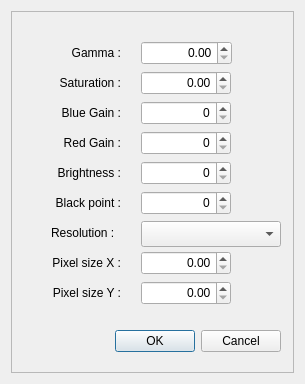
Qt form SVBonyCamera.ui (rpineau/SVBony) before a commit.
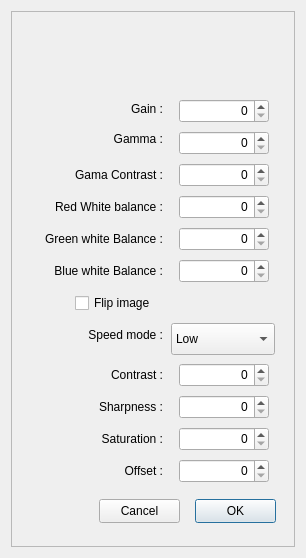
The same form after that commit. Icons and pictures are not drawn. Custom widgets are drawn as their Qt base class.

Commit message: Started adding code to do the settings dialog. Also discovered the SVB_EXPOSURE_STATUS doesn't work

Patch:
```diff
--- a/SVBonyCamera.ui
+++ b/SVBonyCamera.ui
@@ -6,10 +6,22 @@
    <rect>
     <x>0</x>
     <y>0</y>
-    <width>305</width>
-    <height>384</height>
+    <width>306</width>
+    <height>558</height>
    </rect>
   </property>
+  <property name="minimumSize">
+   <size>
+    <width>306</width>
+    <height>558</height>
+   </size>
+  </property>
+  <property name="maximumSize">
+   <size>
+    <width>306</width>
+    <height>558</height>
+   </size>
+  </property>
   <property name="windowTitle">
    <string>X2 Camera User Interface Example</string>
   </property>
@@ -22,43 +34,17 @@
      <property name="frameShadow">
       <enum>QFrame::Raised</enum>
      </property>
-     <widget class="QDoubleSpinBox" name="doubleSpinBox">
-      <property name="geometry">
-       <rect>
-        <x>130</x>
-        <y>30</y>
-        <width>91</width>
-        <height>24</height>
-       </rect>
-      </property>
-      <property name="alignment">
-       <set>Qt::AlignRight|Qt::AlignTrailing|Qt::AlignVCenter</set>
-      </property>
-     </widget>
      <widget class="QLabel" name="label_2">
       <property name="geometry">
        <rect>
-        <x>50</x>
-        <y>30</y>
-        <width>60</width>
+        <x>40</x>
+        <y>86</y>
+        <width>112</width>
         <height>24</height>
        </rect>
       </property>
       <property name="text">
-       <string>Gamma :</string>
-      </property>
-      <property name="alignment">
-       <set>Qt::AlignRight|Qt::AlignTrailing|Qt::AlignVCenter</set>
-      </property>
-     </widget>
-     <widget class="QDoubleSpinBox" name="doubleSpinBox_2">
-      <property name="geometry">
-       <rect>
-        <x>130</x>
-        <y>60</y>
-        <width>90</width>
-        <height>24</height>
-       </rect>
+       <string>Gain :</string>
       </property>
       <property name="alignment">
        <set>Qt::AlignRight|Qt::AlignTrailing|Qt::AlignVCenter</set>
@@ -67,14 +53,14 @@
      <widget class="QLabel" name="label_3">
       <property name="geometry">
        <rect>
-        <x>40</x>
-        <y>60</y>
-        <width>70</width>
+        <x>32</x>
+        <y>116</y>
+        <width>120</width>
         <height>24</height>
        </rect>
       </property>
       <property name="text">
-       <string>Saturation :</string>
+       <string>Gamma :</string>
       </property>
       <property name="alignment">
        <set>Qt::AlignRight|Qt::AlignTrailing|Qt::AlignVCenter</set>
@@ -83,14 +69,14 @@
      <widget class="QLabel" name="label_4">
       <property name="geometry">
        <rect>
-        <x>40</x>
-        <y>120</y>
-        <width>70</width>
+        <x>0</x>
+        <y>184</y>
+        <width>152</width>
         <height>24</height>
        </rect>
       </property>
       <property name="text">
-       <string>Red Gain :</string>
+       <string>Red White balance :</string>
       </property>
       <property name="alignment">
        <set>Qt::AlignRight|Qt::AlignTrailing|Qt::AlignVCenter</set>
@@ -99,14 +85,14 @@
      <widget class="QLabel" name="label">
       <property name="geometry">
        <rect>
-        <x>40</x>
-        <y>90</y>
-        <width>70</width>
+        <x>16</x>
+        <y>152</y>
+        <width>136</width>
         <height>24</height>
        </rect>
       </property>
       <property name="text">
-       <string>Blue Gain :</string>
+       <string>Gama Contrast :</string>
       </property>
       <property name="alignment">
        <set>Qt::AlignRight|Qt::AlignTrailing|Qt::AlignVCenter</set>
@@ -115,53 +101,30 @@
      <widget class="QLabel" name="label_5">
       <property name="geometry">
        <rect>
-        <x>40</x>
-        <y>150</y>
-        <width>70</width>
+        <x>8</x>
+        <y>216</y>
+        <width>144</width>
         <height>24</height>
        </rect>
       </property>
       <property name="text">
-       <string>Brightness :</string>
+       <string>Green white Balance :</string>
       </property>
       <property name="alignment">
        <set>Qt::AlignRight|Qt::AlignTrailing|Qt::AlignVCenter</set>
       </property>
      </widget>
-     <widget class="QLabel" name="label_6">
-      <property name="geometry">
-       <rect>
-        <x>40</x>
-        <y>210</y>
-        <width>70</width>
-        <height>24</height>
-       </rect>
-      </property>
-      <property name="text">
-       <string>Resolution :</string>
-      </property>
-     </widget>
-     <widget class="QComboBox" name="comboBox">
-      <property name="geometry">
-       <rect>
-        <x>130</x>
-        <y>210</y>
-        <width>140</width>
-        <height>26</height>
-       </rect>
-      </property>
-     </widget>
      <widget class="QLabel" name="label_8">
       <property name="geometry">
        <rect>
-        <x>30</x>
-        <y>180</y>
-        <width>80</width>
+        <x>32</x>
+        <y>312</y>
+        <width>120</width>
         <height>24</height>
        </rect>
       </property>
       <property name="text">
-       <string>Black point :</string>
+       <string>Speed mode :</string>
       </property>
       <property name="alignment">
        <set>Qt::AlignRight|Qt::AlignTrailing|Qt::AlignVCenter</set>
@@ -170,8 +133,8 @@
      <widget class="QSpinBox" name="spinBox">
       <property name="geometry">
        <rect>
-        <x>130</x>
-        <y>90</y>
+        <x>168</x>
+        <y>88</y>
         <width>90</width>
         <height>24</height>
        </rect>
@@ -183,7 +146,7 @@
      <widget class="QSpinBox" name="spinBox_2">
       <property name="geometry">
        <rect>
-        <x>130</x>
+        <x>168</x>
         <y>120</y>
         <width>90</width>
         <height>24</height>
@@ -196,8 +159,8 @@
      <widget class="QSpinBox" name="spinBox_3">
       <property name="geometry">
        <rect>
-        <x>130</x>
-        <y>150</y>
+        <x>168</x>
+        <y>152</y>
         <width>90</width>
         <height>24</height>
        </rect>
@@ -209,8 +172,8 @@
      <widget class="QSpinBox" name="spinBox_4">
       <property name="geometry">
        <rect>
-        <x>130</x>
-        <y>180</y>
+        <x>168</x>
+        <y>184</y>
         <width>90</width>
         <height>24</height>
        </rect>
@@ -219,27 +182,40 @@
        <set>Qt::AlignRight|Qt::AlignTrailing|Qt::AlignVCenter</set>
       </property>
      </widget>
-     <widget class="QLabel" name="label_7">
+     <widget class="QSpinBox" name="spinBox_5">
       <property name="geometry">
        <rect>
-        <x>30</x>
-        <y>240</y>
-        <width>80</width>
+        <x>168</x>
+        <y>216</y>
+        <width>90</width>
         <height>24</height>
        </rect>
       </property>
+      <property name="alignment">
+       <set>Qt::AlignRight|Qt::AlignTrailing|Qt::AlignVCenter</set>
+      </property>
+     </widget>
+     <widget class="QLabel" name="label_6">
+      <property name="geometry">
+       <rect>
+        <x>8</x>
+        <y>248</y>
+        <width>144</width>
+        <height>24</height>
+       </rect>
+      </property>
       <property name="text">
-       <string>Pixel size X :</string>
+       <string>Blue white Balance :</string>
       </property>
       <property name="alignment">
        <set>Qt::AlignRight|Qt::AlignTrailing|Qt::AlignVCenter</set>
       </property>
      </widget>
-     <widget class="QDoubleSpinBox" name="doubleSpinBox_3">
+     <widget class="QSpinBox" name="spinBox_6">
       <property name="geometry">
        <rect>
-        <x>130</x>
-        <y>240</y>
+        <x>168</x>
+        <y>248</y>
         <width>90</width>
         <height>24</height>
        </rect>
@@ -248,27 +224,107 @@
        <set>Qt::AlignRight|Qt::AlignTrailing|Qt::AlignVCenter</set>
       </property>
      </widget>
+     <widget class="QPushButton" name="pushButtonOK">
+      <property name="geometry">
+       <rect>
+        <x>184</x>
+        <y>488</y>
+        <width>81</width>
+        <height>24</height>
+       </rect>
+      </property>
+      <property name="text">
+       <string>OK</string>
+      </property>
+     </widget>
+     <widget class="QPushButton" name="pushButtonCancel">
+      <property name="geometry">
+       <rect>
+        <x>88</x>
+        <y>488</y>
+        <width>81</width>
+        <height>24</height>
+       </rect>
+      </property>
+      <property name="text">
+       <string>Cancel</string>
+      </property>
+     </widget>
+     <widget class="QCheckBox" name="checkBox">
+      <property name="geometry">
+       <rect>
+        <x>64</x>
+        <y>280</y>
+        <width>86</width>
+        <height>24</height>
+       </rect>
+      </property>
+      <property name="text">
+       <string>Flip image</string>
+      </property>
+     </widget>
+     <widget class="QComboBox" name="comboBox">
+      <property name="geometry">
+       <rect>
+        <x>160</x>
+        <y>312</y>
+        <width>104</width>
+        <height>32</height>
+       </rect>
+      </property>
+      <item>
+       <property name="text">
+        <string>Low</string>
+       </property>
+      </item>
+      <item>
+       <property name="text">
+        <string>Medium</string>
+       </property>
+      </item>
+      <item>
+       <property name="text">
+        <string>High</string>
+       </property>
+      </item>
+     </widget>
      <widget class="QLabel" name="label_9">
       <property name="geometry">
        <rect>
-        <x>30</x>
-        <y>270</y>
-        <width>80</width>
+        <x>32</x>
+        <y>352</y>
+        <width>120</width>
         <height>24</height>
        </rect>
       </property>
       <property name="text">
-       <string>Pixel size Y :</string>
+       <string>Contrast :</string>
       </property>
       <property name="alignment">
        <set>Qt::AlignRight|Qt::AlignTrailing|Qt::AlignVCenter</set>
       </property>
      </widget>
-     <widget class="QDoubleSpinBox" name="doubleSpinBox_4">
+     <widget class="QLabel" name="label_10">
       <property name="geometry">
        <rect>
-        <x>130</x>
-        <y>270</y>
+        <x>32</x>
+        <y>384</y>
+        <width>120</width>
+        <height>24</height>
+       </rect>
+      </property>
+      <property name="text">
+       <string>Sharpness :</string>
+      </property>
+      <property name="alignment">
+       <set>Qt::AlignRight|Qt::AlignTrailing|Qt::AlignVCenter</set>
+      </property>
+     </widget>
+     <widget class="QSpinBox" name="spinBox_7">
+      <property name="geometry">
+       <rect>
+        <x>168</x>
+        <y>352</y>
         <width>90</width>
         <height>24</height>
        </rect>
@@ -277,64 +333,99 @@
        <set>Qt::AlignRight|Qt::AlignTrailing|Qt::AlignVCenter</set>
       </property>
      </widget>
-     <widget class="QWidget" name="">
+     <widget class="QSpinBox" name="spinBox_8">
       <property name="geometry">
        <rect>
-        <x>10</x>
-        <y>310</y>
-        <width>260</width>
-        <height>40</height>
+        <x>168</x>
+        <y>384</y>
+        <width>90</width>
+        <height>24</height>
        </rect>
       </property>
-      <layout class="QHBoxLayout" name="horizontalLayout_3">
-       <item>
-        <spacer name="horizontalSpacer">
-         <property name="orientation">
-          <enum>Qt::Horizontal</enum>
-         </property>
-         <property name="sizeHint" stdset="0">
-          <size>
-           <width>40</width>
-           <height>20</height>
-          </size>
-         </property>
-        </spacer>
-       </item>
-       <item>
-        <widget class="QPushButton" name="pushButtonOK">
-         <property name="text">
-          <string>OK</string>
-         </property>
-        </widget>
-       </item>
-       <item>
-        <widget class="QPushButton" name="pushButtonCancel">
-         <property name="text">
-          <string>Cancel</string>
-         </property>
-        </widget>
-       </item>
-      </layout>
+      <property name="alignment">
+       <set>Qt::AlignRight|Qt::AlignTrailing|Qt::AlignVCenter</set>
+      </property>
      </widget>
-     <zorder>pushButtonOK</zorder>
-     <zorder>doubleSpinBox</zorder>
-     <zorder>label_2</zorder>
-     <zorder>doubleSpinBox_2</zorder>
-     <zorder>label_3</zorder>
-     <zorder>label_4</zorder>
-     <zorder>label</zorder>
-     <zorder>label_5</zorder>
-     <zorder>label_6</zorder>
-     <zorder>comboBox</zorder>
-     <zorder>label_8</zorder>
-     <zorder>spinBox</zorder>
-     <zorder>spinBox_2</zorder>
-     <zorder>spinBox_3</zorder>
-     <zorder>spinBox_4</zorder>
-     <zorder>label_7</zorder>
-     <zorder>doubleSpinBox_3</zorder>
-     <zorder>label_9</zorder>
-     <zorder>doubleSpinBox_4</zorder>
+     <widget class="QLabel" name="label_11">
+      <property name="geometry">
+       <rect>
+        <x>32</x>
+        <y>416</y>
+        <width>120</width>
+        <height>24</height>
+       </rect>
+      </property>
+      <property name="text">
+       <string>Saturation :</string>
+      </property>
+      <property name="alignment">
+       <set>Qt::AlignRight|Qt::AlignTrailing|Qt::AlignVCenter</set>
+      </property>
+     </widget>
+     <widget class="QSpinBox" name="spinBox_9">
+      <property name="geometry">
+       <rect>
+        <x>168</x>
+        <y>416</y>
+        <width>90</width>
+        <height>24</height>
+       </rect>
+      </property>
+      <property name="alignment">
+       <set>Qt::AlignRight|Qt::AlignTrailing|Qt::AlignVCenter</set>
+      </property>
+     </widget>
+     <widget class="QLabel" name="label_12">
+      <property name="geometry">
+       <rect>
+        <x>32</x>
+        <y>448</y>
+        <width>120</width>
+        <height>24</height>
+       </rect>
+      </property>
+      <property name="text">
+       <string>Offset :</string>
+      </property>
+      <property name="alignment">
+       <set>Qt::AlignRight|Qt::AlignTrailing|Qt::AlignVCenter</set>
+      </property>
+     </widget>
+     <widget class="QSpinBox" name="spinBox_10">
+      <property name="geometry">
+       <rect>
+        <x>168</x>
+        <y>448</y>
+        <width>90</width>
+        <height>24</height>
+       </rect>
+      </property>
+      <property name="alignment">
+       <set>Qt::AlignRight|Qt::AlignTrailing|Qt::AlignVCenter</set>
+      </property>
+     </widget>
+     <widget class="QLabel" name="label_logo">
+      <property name="geometry">
+       <rect>
+        <x>8</x>
+        <y>8</y>
+        <width>264</width>
+        <height>64</height>
+       </rect>
+      </property>
+      <property name="text">
+       <string/>
+      </property>
+      <property name="pixmap">
+       <pixmap>SVBony.png</pixmap>
+      </property>
+      <property name="alignment">
+       <set>Qt::AlignCenter</set>
+      </property>
+      <property name="X2_PhotoFileName" stdset="0">
+       <string>SVBony.png</string>
+      </property>
+     </widget>
     </widget>
    </item>
   </layout>
```
Left out of the diff: 2 changed lines with no effect on the pictures. The commit also changes 6 other files.
